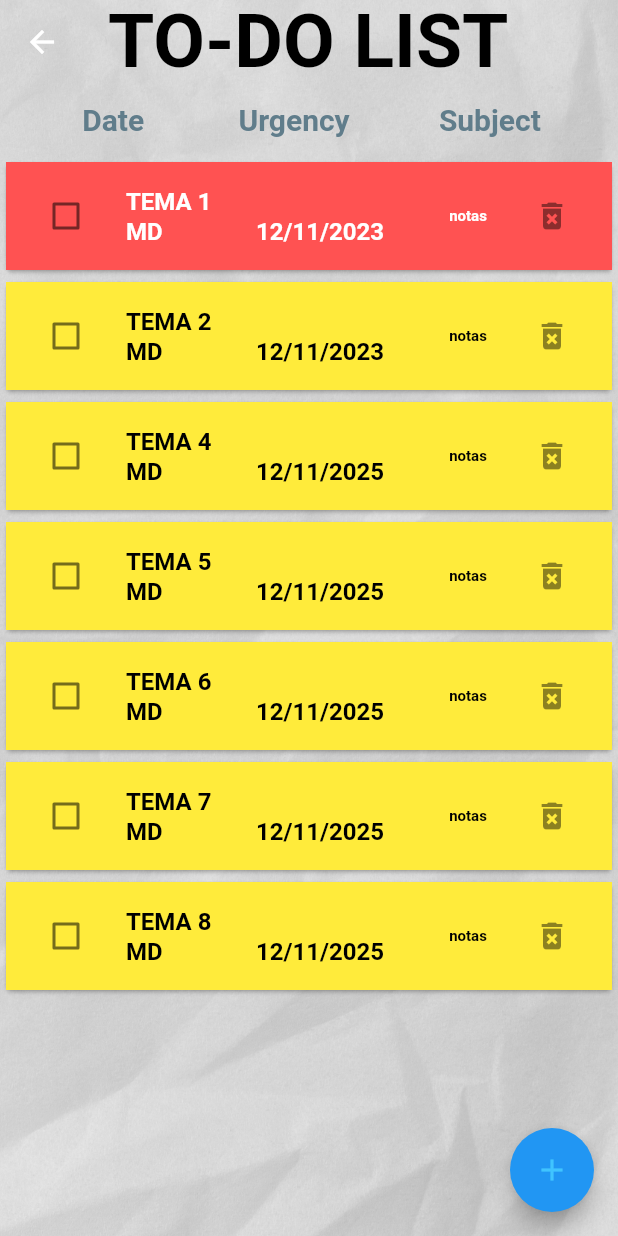
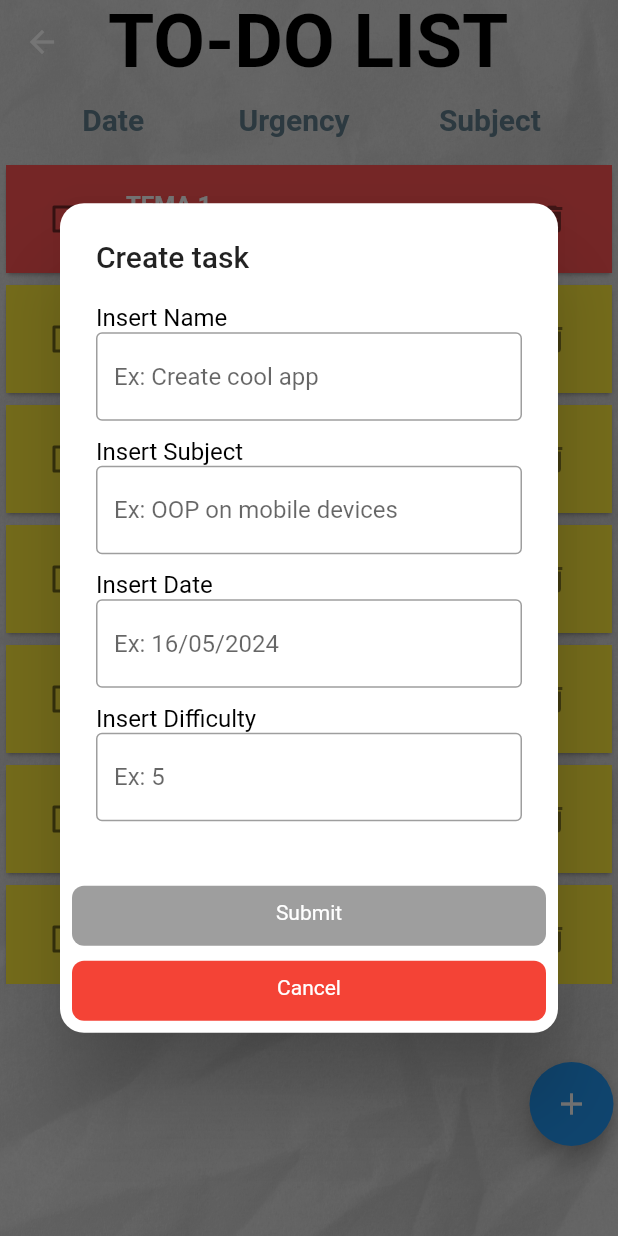
Before and after one commit to sergiopuertas/PomodOr, a Flutter app: the todolistScreen screen opened by its route, after a tap on the "add" icon, on a phone screen of 412 x 824 dp. Run offline on Flutter 3.47's test engine with Material 2 defaults, Android fonts, the phone set to English and light mode, and no system bars; our stand-ins replace flutter_riverpod.

Commit message:
add popup almost finished (only submitting conditions)

```diff
--- a/lib/screens/RouteGenerator.dart
+++ b/lib/screens/RouteGenerator.dart
@@ -4,7 +4,7 @@ import 'package:pomodor/screens/Home.dart';
 import 'package:pomodor/screens/PersonalisedTime.dart';
 import 'package:pomodor/screens/RestTime.dart';
 import 'package:pomodor/screens/WorkTime.dart';
-import 'package:pomodor/screens/todolistScreen.dart';
+import 'package:pomodor/screens/TodolistScreen.dart';
 
 
 
--- a/lib/screens/todolistScreen.dart
+++ b/lib/screens/TodolistScreen.dart
@@ -2,6 +2,8 @@ import 'package:flutter/material.dart';
 import '../toDoList/Lists/TaskList.dart';
 import '../toDoList/SlidingLists/SlidingTaskList.dart';
 import '../toDoList/MyCheckBox.dart';
+import '../toDoList/AddPopUp.dart';
+import '../toDoList/SlidingLists/ConstantScrollBehaviour.dart';
 
 void main() {
   runApp(MaterialApp(
@@ -15,10 +17,11 @@ void main() {
 class todolistScreen extends StatefulWidget {
   const todolistScreen({super.key});
   @override
-  State<todolistScreen> createState() => _TestState();
+  State<todolistScreen> createState() => _todolistScreenState();
 }
 
-class _TestState extends State<todolistScreen> {
+class _todolistScreenState extends State<todolistScreen> {
+  final TaskList taskList = new TaskList();
   @override
   Widget build(BuildContext context) {
     return Stack(
@@ -57,17 +60,6 @@ class _TestState extends State<todolistScreen> {
               OverflowBar(
                 alignment: MainAxisAlignment.spaceEvenly,
                 children: <Widget>[
-                /*Padding(
-                    padding: EdgeInsets.fromLTRB(10.0,0.0,20.0,0.0),
-                          child: Text(
-                            'Order by:',
-                            style: const TextStyle(
-                              fontSize: 20,
-                              fontWeight: FontWeight.bold,
-                              color: Colors.black,
-                            ),
-                          ),
-                        ),*/
                 TextButton( child: const Text(
                 'Date',
                 style: const TextStyle(
@@ -90,7 +82,8 @@ class _TestState extends State<todolistScreen> {
                 // list.selectOrder(urgencyOrder);
               }
               ),
-                TextButton( child: const Text(
+                TextButton(
+                    child: const Text(
                     'Subject',
                     style: const TextStyle(
                       fontSize: 20,
@@ -104,25 +97,15 @@ class _TestState extends State<todolistScreen> {
               ],
               ),
               Container(
-                height:760,
-                padding: EdgeInsets.fromLTRB(0.0, 0.0, 0.0, 200.0),
-                child: SlidingTaskList(),
+                height:600,
+                padding: EdgeInsets.fromLTRB(0.0, 0.0, 0.0, 50.0),
+                child: SlidingTaskList(taskList: taskList),
               ),
+              Container(
+                padding: EdgeInsets.fromLTRB(350, 0.0, 0.0, 60.0),
+                child: AddPopUp(taskList: taskList),
+              )
             ],
-
-          ),
-        floatingActionButton:
-        FloatingActionButton(
-          onPressed: () {},
-          child: IconTheme(
-            data: IconThemeData(color: Colors.lightBlueAccent),
-            child: IconButton(
-              icon: Icon(Icons.add),
-              onPressed: () {
-                // Acción cuando se presiona el botón.
-              },
-            ),
-          ),
           ),
         ),
         ],
--- /dev/null
+++ b/lib/toDoList/AddPopUp.dart
@@ -0,0 +1,237 @@
+import 'package:flutter/material.dart';
+import 'dart:ui';
+import 'Task.dart';
+import 'Lists/TaskList.dart';
+
+class AddPopUp extends StatefulWidget {
+  final TaskList taskList;
+  const AddPopUp({required this.taskList});
+  @override
+  _AddPopUpState createState() => _AddPopUpState(taskList: taskList);
+}
+
+class _AddPopUpState extends State<AddPopUp> {
+  final TaskList taskList;
+  bool isTaskCreationEnabled = false;
+
+  _AddPopUpState({required this.taskList});
+
+  TextEditingController _nameController = TextEditingController();
+  TextEditingController _dateController = TextEditingController();
+  TextEditingController _diffController = TextEditingController();
+  TextEditingController _subjectController = TextEditingController();
+
+  @override
+  Widget build(BuildContext context) {
+    return FloatingActionButton(
+      onPressed: () => showDialog<Widget>(
+        context: context,
+        builder:(BuildContext context) =>
+          AlertDialog(
+          shape: RoundedRectangleBorder(
+            borderRadius: BorderRadius.circular(16.0),
+          ),
+          title: Text("Create task"),
+          content: Container(
+            width: 300.0,
+            child: Column(
+              mainAxisSize: MainAxisSize.min,
+              children: <Widget>[
+                InputBox(
+                  title: 'Name',
+                  parameter: 'Ex: Create cool app',
+                  textEditingController: _nameController,
+                  checker: isGoodName,
+                ),
+                InputBox(
+                  title: 'Subject',
+                  parameter: 'Ex: OOP on mobile devices',
+                  textEditingController: _subjectController,
+                  checker: isGoodSubject,
+                ),
+                InputBox(
+                  title: 'Date',
+                  parameter: 'Ex: 16/05/2024',
+                  textEditingController: _dateController,
+                  checker: goodDate,
+                ),
+                InputBox(
+                  title: 'Difficulty',
+                  parameter: 'Ex: 5',
+                  textEditingController: _diffController,
+                  checker: goodDiff,
+                ),
+              ],
+            ),
+          ),
+          actions: <Widget>[
+            SizedBox(
+              height: 40,
+              child: InkWell(
+                onTap: () {
+                  if (isTaskCreationEnabled) {
+                    String name = _nameController.text;
+                    String date = _dateController.text;
+                    String diff = _diffController.text;
+                    String subject = _subjectController.text;
+                    taskList.addTask(name, date, int.parse(diff), subject);
+                    Navigator.of(context).pop();
+                  }
+                },
+                child: Container(
+                  width: MediaQuery.of(context).size.width,
+                  padding: EdgeInsets.symmetric(
+                    horizontal: 10.0,
+                    vertical: 10.0,
+                  ),
+                  decoration: BoxDecoration(
+                    color: isTaskCreationEnabled ? Colors.black : Colors.grey,
+                    borderRadius: BorderRadius.circular(8.0),
+                  ),
+                  child: Text(
+                    "Submit",
+                    textAlign: TextAlign.center,
+                    style: TextStyle(
+                      color: Colors.white,
+                    ),
+                  ),
+                ),
+              ),
+            ),
+            SizedBox(
+              height: 10.0,
+            ),
+            SizedBox(
+              height: 40,
+              child: InkWell(
+                onTap: () {
+                  _nameController.clear();
+                  _dateController.clear();
+                  _diffController.clear();
+                  _subjectController.clear();
+                  Navigator.of(context).pop();
+                },
+                child: Container(
+                  width: MediaQuery.of(context).size.width,
+                  padding: EdgeInsets.symmetric(
+                    horizontal: 10.0,
+                    vertical: 10.0,
+                  ),
+                  decoration: BoxDecoration(
+                    color: Colors.red,
+                    borderRadius: BorderRadius.circular(8.0),
+                  ),
+                  child: Text(
+                    "Cancel",
+                    textAlign: TextAlign.center,
+                    style: TextStyle(
+                      color: Colors.white,
+                    ),
+                  ),
+                ),
+              ),
+            ),
+          ],
+        )
+      ),
+      child: const Icon(Icons.add),
+    );
+  }
+
+  bool isGoodName(String txt) {
+    return txt.isNotEmpty;
+  }
+
+  bool isGoodSubject(String txt) {
+    return txt.isNotEmpty;
+  }
+
+  bool goodDate(String txt) {
+    //return DateTime.tryParse(txt) != null;
+    return true;
+  }
+
+  bool goodDiff(String txt) {
+    if (txt.isEmpty) {
+      return false;
+    }
+    int diff = int.tryParse(txt) ?? 0;
+    return diff >= 1 && diff <= 5;
+  }
+}
+
+class InputBox extends StatefulWidget {
+  final String title;
+  final String parameter;
+  final TextEditingController textEditingController;
+  final Function(String) checker;
+
+  InputBox({
+    required this.title,
+    required this.parameter,
+    required this.textEditingController,
+    required this.checker,
+  });
+
+  @override
+  _InputBoxState createState() => _InputBoxState(
+    title: title,
+    parameter: parameter,
+    textEditingController: textEditingController,
+    checker: checker,
+  );
+}
+
+class _InputBoxState extends State<InputBox> {
+  final String title;
+  final String parameter;
+  final TextEditingController textEditingController;
+  final Function(String) checker;
+
+  _InputBoxState({
+    required this.title,
+    required this.parameter,
+    required this.textEditingController,
+    required this.checker,
+  });
+
+  bool isTaskCreationEnabled = false;
+
+  void enableTaskCreation(String text) {
+    setState(() {
+      isTaskCreationEnabled = true;
+      if (!checker(text)) {
+        isTaskCreationEnabled = false;
+      }
+    });
+  }
+
+  @override
+  Widget build(BuildContext context) {
+    return Column(
+      crossAxisAlignment: CrossAxisAlignment.start,
+      children: <Widget>[
+        Text(
+          'Insert $title',
+          style: TextStyle(
+            fontSize: 16,
+            color: Colors.black,
+          ),
+        ),
+        SizedBox(
+          height: 70,
+          child: TextField(
+            controller: this.textEditingController,
+            onChanged: (text) {
+              enableTaskCreation(text);
+            },
+            decoration: InputDecoration(
+              border: OutlineInputBorder(),
+              hintText: parameter,
+            ),
+          ),
+        ),
+      ],
+    );
+  }
+}
--- a/lib/toDoList/Lists/TaskList.dart
+++ b/lib/toDoList/Lists/TaskList.dart
@@ -4,11 +4,12 @@ import 'package:intl/intl.dart';
 import '../Task.dart';
 import '../Providers/tasksProvider.dart';
 
+//enum Order = {_expDate,_subject,_name, _urgency};
+
 class TaskListItem extends ConsumerWidget {
   @override
   Widget build(BuildContext context, WidgetRef ref) {
     var tasks = ref.watch(tasksProvider);
-
     return Column(
       children: tasks.map(
             (task) => TaskItem(task: task),
@@ -19,6 +20,8 @@ class TaskListItem extends ConsumerWidget {
 class TaskList{
   List<String> _subjectList = [""];
   List<Task> _tasks = [new Task("","",DateTime.now(),0)];
+  //Order _currentOrder;
+
   TaskList(){
     this._subjectList = [];
     this._tasks = [];
@@ -37,7 +40,8 @@ class TaskList{
   List<String> getSubjectList(){
     return this._subjectList;
   }
-  /*void order(Order order){
+  /*void order(var order){
+    this._currentOrder = order;
     _tasks.sort((task1, task2) => task1.order.compareTo(task2.order));
   }*/
 }
--- a/lib/toDoList/SlidingLists/SlidingTaskList.dart
+++ b/lib/toDoList/SlidingLists/SlidingTaskList.dart
@@ -4,23 +4,18 @@ import '../Lists/TaskList.dart';
 import '../MyCheckBox.dart';
 import 'ConstantScrollBehaviour.dart';
 
-void main() {
-  runApp(MaterialApp(
-    home: SlidingTaskList(),
-  ));
-}
-
 class SlidingTaskList extends StatefulWidget {
-  const SlidingTaskList({Key? key}) : super(key: key);
+  final TaskList taskList;
+  const SlidingTaskList({required this.taskList}) ;
   @override
-  _SlidingTaskListState createState() => _SlidingTaskListState();
+  _SlidingTaskListState createState() => _SlidingTaskListState(taskList: taskList);
 }
 
 class _SlidingTaskListState extends State<SlidingTaskList> {
   final DateTime currentDate = DateTime.now();
-  final TaskList taskList = TaskList();
+  final TaskList taskList;
   ConstantScrollBehavior scrollBehavior = ConstantScrollBehavior();
-
+  _SlidingTaskListState({required this.taskList});
   @override
   void initState() {
     super.initState();
--- a/lib/toDoList/Task.dart
+++ b/lib/toDoList/Task.dart
@@ -4,11 +4,10 @@
 import 'Urgency.dart';
 import 'dart:math';
 import 'package:intl/intl.dart';
+
 class TaskItem extends ConsumerWidget {
   final Task task;
-
   TaskItem({Key? key, required this.task}) : super(key: key);
-
   @override
   Widget build(BuildContext context, WidgetRef ref) {
     return Row(
@@ -54,7 +53,6 @@
   String _subject = '';
   List<String> _notesList = [];
   final DateFormat formatter = DateFormat('yyyy-MM-dd');
-
   Task(String name,  String subject,  DateTime expDate,  int diff){
     _name = name;
     _subject = subject;
```
Lines whose indentation alone changed are shown as unchanged.
